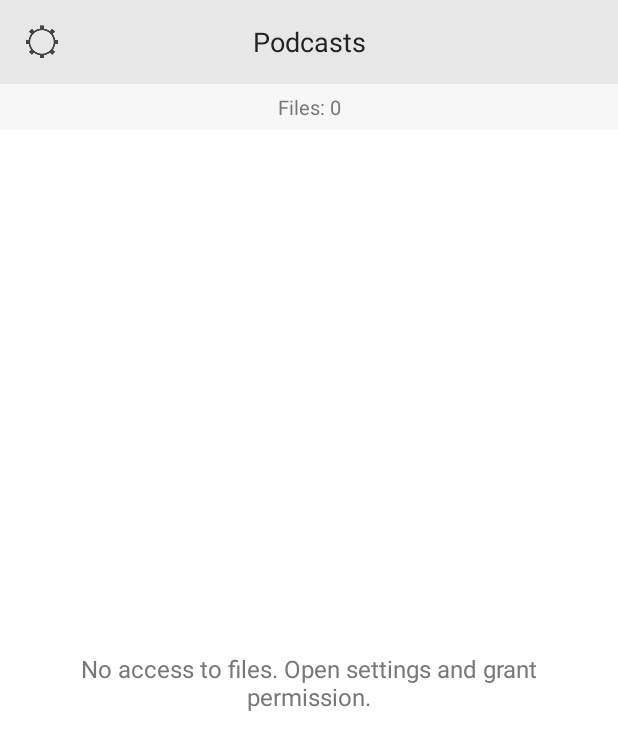
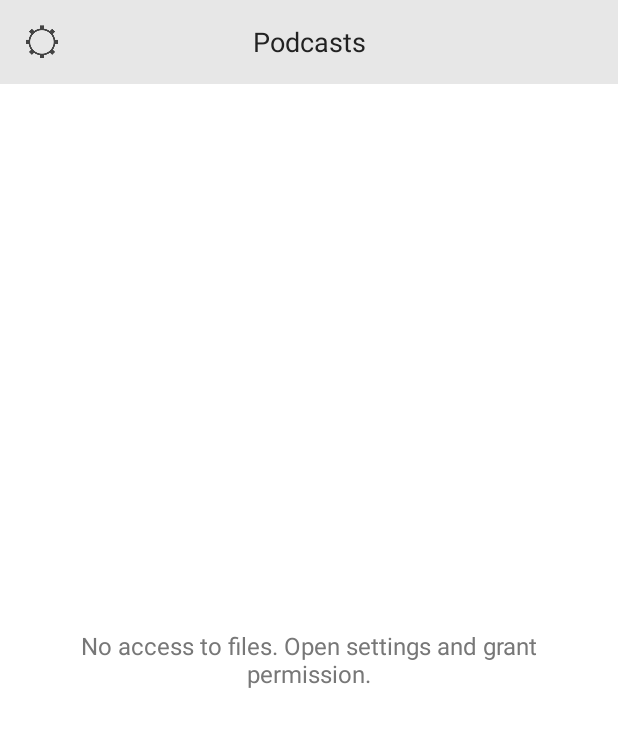
Before and after one commit to r57zone/PodcastEasyAndroid, an Android app: the screen it shows after launch (MainActivity), on a phone screen of 412 x 824 dp. Shown: the top 750 px of the screen. Run offline under Robolectric (Android 15) with nearby library versions, the phone set to English and light mode, and no system bars; 1 statement that could not run was skipped.

Commit message:
Hide file count when the file list is empty

```diff
--- a/Source/app/src/main/java/com/r57zone/podcasteasy/MainActivity.kt
+++ b/Source/app/src/main/java/com/r57zone/podcasteasy/MainActivity.kt
@@ -352,9 +352,12 @@ class MainActivity : BaseActivity() {
     }
 
     private fun updateCount() {
+        val files = adapter.fileCount()
+        // индикатор «Записей: N» виден только если в папке есть хотя бы один файл
+        tvCount.visibility = if (files > 0) View.VISIBLE else View.GONE
         val pct = adapter.listenedPercent()
-        tvCount.text = if (pct == null) getString(R.string.files_count, adapter.fileCount())
-                       else getString(R.string.files_count_pct, adapter.fileCount(), pct)
+        tvCount.text = if (pct == null) getString(R.string.files_count, files)
+                       else getString(R.string.files_count_pct, files, pct)
         tvEmpty.visibility = if (adapter.itemCount == 0) View.VISIBLE else View.GONE
     }
 
```
Also changed, not shown: 2 other files.
